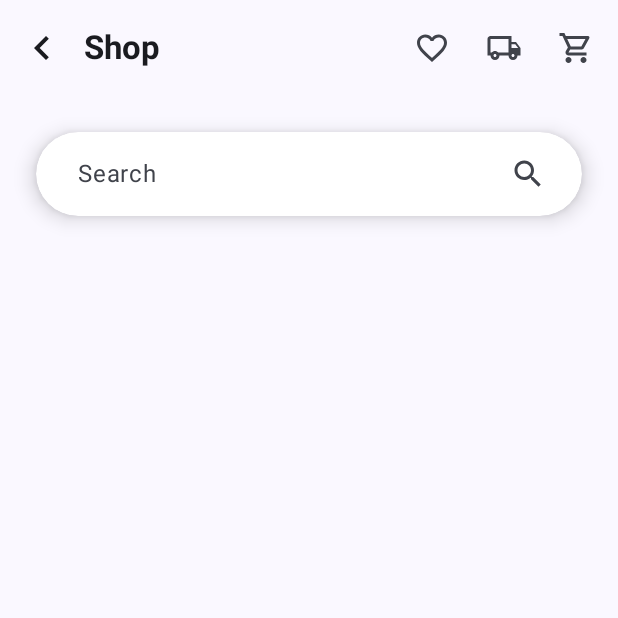
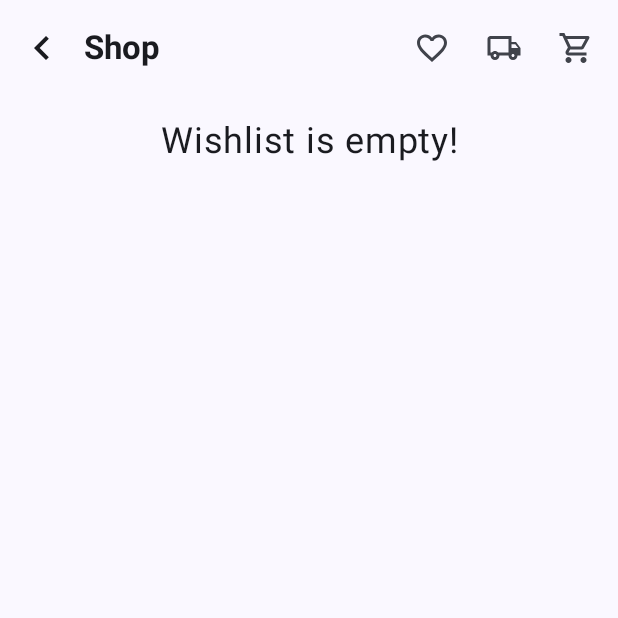
Before and after one commit to raf0411/gene-x-supabase-poc, an Android app built with Jetpack Compose: the screen it shows after launch (MainActivity), after a tap on "Wishlist", on a phone screen of 412 x 824 dp, the top half of it. Run offline under Robolectric (Android 15) with nearby library versions, the phone set to English and light mode, and no system bars; libraries missing offline, so code that uses them is left out: io.github.jan.supabase; 3 statements that could not run were skipped.

Commit message:
added wishlist feature

```diff
--- a/app/build.gradle.kts
+++ b/app/build.gradle.kts
@@ -73,4 +73,8 @@ dependencies {
     debugImplementation(libs.androidx.ui.tooling)
     debugImplementation(libs.androidx.ui.test.manifest)
     implementation ("androidx.compose.material:material-icons-extended:1.5.1")
+    implementation("com.google.dagger:hilt-android:2.48")
+    implementation("androidx.hilt:hilt-lifecycle-viewmodel:1.0.0-alpha03")
+    implementation("androidx.activity:activity-ktx:1.8.0")
+    implementation("androidx.fragment:fragment-ktx:1.6.1")
 }
--- /dev/null
+++ b/app/src/main/java/kalbe/corp/genexsupabasepoc/data/WishlistRepository.kt
@@ -0,0 +1,19 @@
+package kalbe.corp.genexsupabasepoc.data
+
+import android.util.Log
+import io.github.jan.supabase.SupabaseClient
+import io.github.jan.supabase.postgrest.from
+import kalbe.corp.genexsupabasepoc.models.Wishlist
+
+class WishlistRepository(private val supabaseClient: SupabaseClient) {
+    suspend fun getWishlists(): List<Wishlist> {
+        return try {
+            supabaseClient.from("wishlists").select().decodeList<Wishlist>().also {
+                Log.d("SupabaseSuccess", "Fetched ${it.size} wishlists")
+            }
+        } catch (e: Exception) {
+            Log.e("SupabaseError", "Error fetching wishlists", e)
+            emptyList()
+        }
+    }
+}
--- a/app/src/main/java/kalbe/corp/genexsupabasepoc/models/Product.kt
+++ b/app/src/main/java/kalbe/corp/genexsupabasepoc/models/Product.kt
@@ -6,10 +6,10 @@ import kotlinx.serialization.Serializable
 data class Product(
     val id: String,
     val name: String,
-    val price: Float,
+    val price: Double,
     val image: String,
     val capsules: Int,
-    val rating: Float,
+    val rating: Double,
     val description: String,
     val category: String,
 )
--- a/app/src/main/java/kalbe/corp/genexsupabasepoc/navigation/NavGraph.kt
+++ b/app/src/main/java/kalbe/corp/genexsupabasepoc/navigation/NavGraph.kt
@@ -1,5 +1,6 @@
 package kalbe.corp.genexsupabasepoc.navigation
 
+import android.provider.Settings
 import androidx.compose.runtime.Composable
 import androidx.navigation.compose.NavHost
 import androidx.navigation.compose.composable
@@ -7,19 +8,22 @@ import androidx.navigation.compose.rememberNavController
 import androidx.navigation.toRoute
 import io.github.jan.supabase.SupabaseClient
 import kalbe.corp.genexsupabasepoc.data.ProductRepository
+import kalbe.corp.genexsupabasepoc.data.WishlistRepository
 import kalbe.corp.genexsupabasepoc.ui.screen.ProductCatalogueScreen
 import kalbe.corp.genexsupabasepoc.ui.screen.ProductDetailsScreen
 import kalbe.corp.genexsupabasepoc.ui.screen.ProductListScreen
+import kalbe.corp.genexsupabasepoc.ui.screen.WishlistScreen
 
 @Composable
 fun NavGraph(supabaseClient: SupabaseClient) {
     val navController = rememberNavController()
     val productRepository = ProductRepository(supabaseClient)
+    val wishlistRepository = WishlistRepository(supabaseClient)
 
     NavHost(navController = navController, startDestination = Routes.ProductCatalogueScreen) {
         composable<Routes.ProductCatalogueScreen> {
             ProductCatalogueScreen(
-                productRepository,
+                productRepository = productRepository,
                 navController,
                 onProductClick = { productId ->
                     navController.navigate(Routes.ProductDetailsScreen(productId))
@@ -40,7 +44,21 @@ fun NavGraph(supabaseClient: SupabaseClient) {
             ProductDetailsScreen(
                 productRepository,
                 navController,
-                productID = args.productID)
+                productID = args.productID,
+                sessionID = Settings.Secure.ANDROID_ID
+            )
+        }
+
+        composable<Routes.WishlistScreen> {
+            WishlistScreen(
+                productRepository = productRepository,
+                wishlistRepository = wishlistRepository,
+                navController,
+                onWishlistClick = {
+                    productId ->
+                    navController.navigate(Routes.ProductDetailsScreen(productId))
+                }
+            )
         }
     }
 }
--- a/app/src/main/java/kalbe/corp/genexsupabasepoc/navigation/Routes.kt
+++ b/app/src/main/java/kalbe/corp/genexsupabasepoc/navigation/Routes.kt
@@ -11,5 +11,8 @@ sealed class Routes {
     data object ProductListScreen : Routes()
 
     @Serializable
+    data object WishlistScreen : Routes()
+
+    @Serializable
     data class ProductDetailsScreen(val productID: String) : Routes()
 }
--- a/app/src/main/java/kalbe/corp/genexsupabasepoc/ui/components/NavBar.kt
+++ b/app/src/main/java/kalbe/corp/genexsupabasepoc/ui/components/NavBar.kt
@@ -16,6 +16,7 @@ import androidx.compose.ui.Modifier
 import androidx.compose.ui.text.font.FontWeight
 import androidx.compose.ui.unit.dp
 import androidx.navigation.NavController
+import kalbe.corp.genexsupabasepoc.navigation.Routes
 
 @OptIn(ExperimentalMaterial3Api::class)
 @Composable
@@ -34,7 +35,7 @@ fun NavBar(
             }
         },
         actions = {
-            IconButton(onClick = { /* Handle Wishlist */ }) {
+            IconButton(onClick = {navController.navigate(Routes.WishlistScreen)}) {
                 Icon(Icons.Default.FavoriteBorder, contentDescription = "Wishlist")
             }
             IconButton(onClick = { /* Handle Delivery */ }) {
--- a/app/src/main/java/kalbe/corp/genexsupabasepoc/ui/screen/ProductDetailsScreen.kt
+++ b/app/src/main/java/kalbe/corp/genexsupabasepoc/ui/screen/ProductDetailsScreen.kt
@@ -51,6 +51,7 @@ fun ProductDetailsScreen(
     productRepository: ProductRepository,
     navController: NavController,
     productID: String,
+    sessionID: String,
 ) {
     var product by remember {
         mutableStateOf<Product?>(null)
@@ -71,7 +72,10 @@ fun ProductDetailsScreen(
         topBar = {
             NavBar(navController)
         },
-        bottomBar = { BottomBar() }
+        bottomBar = { BottomBar(
+            productID = productID,
+            sessionID = sessionID,
+        ) }
     ) {
         Column(modifier = Modifier
             .fillMaxSize()
--- /dev/null
+++ b/app/src/main/java/kalbe/corp/genexsupabasepoc/ui/screen/WishlistScreen.kt
@@ -0,0 +1,106 @@
+package kalbe.corp.genexsupabasepoc.ui.screen
+
+import android.util.Log
+import android.widget.Toast
+import androidx.compose.foundation.layout.Arrangement
+import androidx.compose.foundation.layout.fillMaxWidth
+import androidx.compose.foundation.layout.padding
+import androidx.compose.foundation.lazy.LazyColumn
+import androidx.compose.foundation.lazy.items
+import androidx.compose.material3.Scaffold
+import androidx.compose.material3.Text
+import androidx.compose.runtime.Composable
+import androidx.compose.runtime.LaunchedEffect
+import androidx.compose.runtime.getValue
+import androidx.compose.runtime.mutableStateOf
+import androidx.compose.runtime.remember
+import androidx.compose.runtime.rememberCoroutineScope
+import androidx.compose.runtime.setValue
+import androidx.compose.ui.Alignment
+import androidx.compose.ui.Modifier
+import androidx.compose.ui.platform.LocalContext
+import androidx.compose.ui.text.font.FontWeight
+import androidx.compose.ui.text.style.TextAlign
+import androidx.compose.ui.unit.dp
+import androidx.compose.ui.unit.sp
+import androidx.navigation.NavController
+import kalbe.corp.genexsupabasepoc.data.ProductRepository
+import kalbe.corp.genexsupabasepoc.data.WishlistRepository
+import kalbe.corp.genexsupabasepoc.data.WishlistService
+import kalbe.corp.genexsupabasepoc.models.Wishlist
+import kalbe.corp.genexsupabasepoc.ui.components.NavBar
+import kalbe.corp.genexsupabasepoc.ui.components.WishlistItem
+import kotlinx.coroutines.launch
+
+@Composable
+fun WishlistScreen(
+    productRepository: ProductRepository,
+    wishlistRepository: WishlistRepository,
+    navController: NavController,
+    onWishlistClick: (String) -> Unit,
+) {
+    var coroutineScope = rememberCoroutineScope()
+    val context = LocalContext.current
+    var wishlists by remember { mutableStateOf<List<Wishlist>>(emptyList()) }
+
+    LaunchedEffect(key1 = true) {
+        try {
+            wishlists = wishlistRepository.getWishlists()
+        } catch (e: Exception) {
+            Log.e("SupabaseError", "Error fetching wishlists", e)
+        }
+    }
+
+    Scaffold(
+        topBar = {
+            NavBar(navController)
+        }) { paddingValues ->
+        when {
+            wishlists.isEmpty() -> {
+                Text(
+                    text = "Wishlist is empty!",
+                    modifier = Modifier
+                        .fillMaxWidth()
+                        .padding(paddingValues)
+                        .padding(16.dp),
+                    textAlign = TextAlign.Center,
+                    fontWeight = FontWeight.Normal,
+                    fontSize = 24.sp
+                )
+            }
+
+            else -> {
+                LazyColumn(
+                    modifier = Modifier
+                        .fillMaxWidth()
+                        .padding(paddingValues)
+                        .padding(16.dp),
+                    horizontalAlignment = Alignment.CenterHorizontally,
+                    verticalArrangement = Arrangement.spacedBy(16.dp)
+                ) {
+                    items(wishlists) { wishlist ->
+                        WishlistItem(
+                            productRepository = productRepository,
+                            wishlist = wishlist,
+                            onClick = {
+                                onWishlistClick(wishlist.product_id)
+                            },
+                            onDelete = {
+                                coroutineScope.launch {
+                                    val success = WishlistService().deleteWishlist(wishlist)
+
+                                    if(success){
+                                        Toast.makeText(context, "Product deleted from Wishlist", Toast.LENGTH_LONG).show()
+                                        wishlists = wishlistRepository.getWishlists()
+                                    } else{
+                                        Toast.makeText(context, "Product failed to delete from Wishlist", Toast.LENGTH_LONG).show()
+                                    }
+                                }
+                            }
+                        )
+                    }
+                }
+            }
+        }
+    }
+}
```
Also changed, not shown: app/src/main/java/kalbe/corp/genexsupabasepoc/data/WishlistService.kt (added, +46 -0 lines), app/src/main/java/kalbe/corp/genexsupabasepoc/models/Wishlist.kt (added, +11 -0 lines), app/src/main/java/kalbe/corp/genexsupabasepoc/ui/components/BottomBar.kt (+32 -2 lines), app/src/main/java/kalbe/corp/genexsupabasepoc/ui/components/WishlistItem.kt (added, +126 -0 lines).
